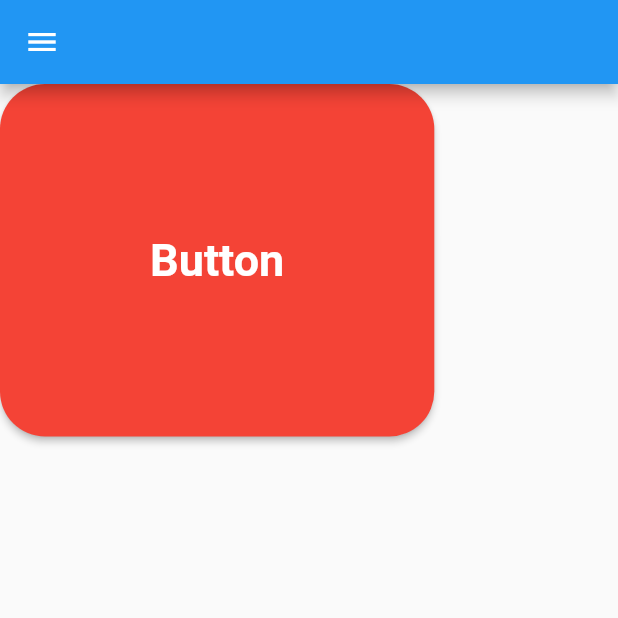
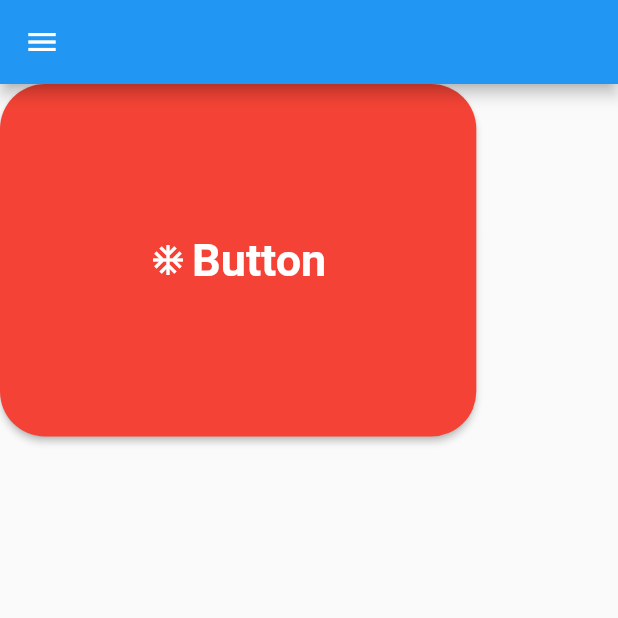
Before and after one commit to wejden7/Flutter_Tutorial, a Flutter app: the screen it shows after launch, on a phone screen of 412 x 824 dp, the top half of it. Run offline on Flutter 3.47's test engine with Material 2 defaults, Android fonts, the phone set to English and light mode, and no system bars.

Commit message:
ElevatedButton.icon

```diff
--- a/lib/main.dart
+++ b/lib/main.dart
@@ -14,7 +14,7 @@ class MyApp extends StatelessWidget {
             drawer: Drawer(),
             body: Column(
               children: [
-                ElevatedButton(
+                ElevatedButton.icon(
                     style: ElevatedButton.styleFrom(
                         primary: Colors.red,
                         padding: EdgeInsets.all(100),
@@ -25,7 +25,8 @@ class MyApp extends StatelessWidget {
                     onPressed: () {
                       print('onPressed Button');
                     },
-                    child: Text("Button"))
+                    icon: Icon(Icons.ac_unit),
+                    label: Text("Button"))
               ],
             )));
   }
```
